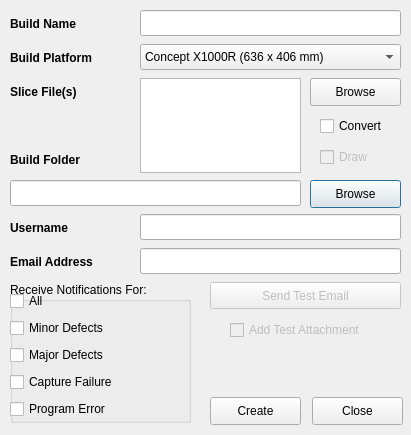
The window that gui/dialogNewBuild.ui (Spinarakk/defectmonitor) describes before a commit, drawn with Qt 5.
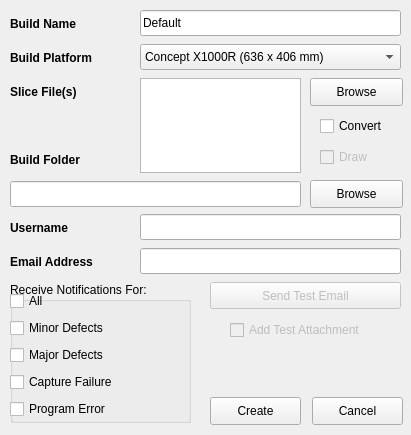
The same window after the commit. Icons and pictures are not drawn.

Commit message: - Integrated the calibration parameters into the JSON config file - Split the image processing transformation sequence into their own individual methods - Fixed up the window modality and saves the window state and geometry when closing the windows - Closing the MainWindow now prompts the user to save their build if it wasn't saved - Fixed the tab order of all the dialog windows - Changed a lot of the status messages associated with the SliceConverter

What changed in the file:
```diff
--- a/gui/dialogNewBuild.ui
+++ b/gui/dialogNewBuild.ui
@@ -13,6 +13,18 @@
     <height>435</height>
    </rect>
   </property>
+  <property name="minimumSize">
+   <size>
+    <width>0</width>
+    <height>435</height>
+   </size>
+  </property>
+  <property name="maximumSize">
+   <size>
+    <width>411</width>
+    <height>435</height>
+   </size>
+  </property>
   <property name="windowTitle">
    <string>New Build</string>
   </property>
@@ -32,6 +44,9 @@
      <height>26</height>
     </rect>
    </property>
+   <property name="text">
+    <string>Default</string>
+   </property>
    <property name="maxLength">
     <number>99</number>
    </property>
@@ -80,21 +95,8 @@
    <property name="text">
     <string>Build Platform</string>
    </property>
-  </widget>
-  <widget class="QPushButton" name="buttonBrowseBF">
-   <property name="geometry">
-    <rect>
-     <x>310</x>
-     <y>180</y>
-     <width>91</width>
-     <height>28</height>
-    </rect>
-   </property>
-   <property name="toolTip">
-    <string>Select where the captured images for the current build will be stored.</string>
-   </property>
-   <property name="text">
-    <string>Browse</string>
+   <property name="buddy">
+    <cstring>comboPlatform</cstring>
    </property>
   </widget>
   <widget class="QLabel" name="labelBuildName">
@@ -137,27 +139,11 @@
     <string>Slice File(s)</string>
    </property>
   </widget>
-  <widget class="QPushButton" name="buttonBrowseSF">
-   <property name="geometry">
-    <rect>
-     <x>310</x>
-     <y>78</y>
-     <width>91</width>
-     <height>28</height>
-    </rect>
-   </property>
-   <property name="toolTip">
-    <string>Select the slice files to be used to draw the part contours.</string>
-   </property>
-   <property name="text">
-    <string>Browse</string>
-   </property>
-  </widget>
   <widget class="QLineEdit" name="lineBuildFolder">
    <property name="geometry">
     <rect>
      <x>10</x>
-     <y>180</y>
+     <y>181</y>
      <width>291</width>
      <height>26</height>
     </rect>
@@ -404,7 +390,7 @@
     </rect>
    </property>
    <property name="text">
-    <string>Close</string>
+    <string>Cancel</string>
    </property>
   </widget>
   <widget class="QCheckBox" name="checkAddAttachment">
@@ -426,6 +412,38 @@
     <string>Add Test Attachment</string>
    </property>
   </widget>
+  <widget class="QPushButton" name="buttonBrowseSF">
+   <property name="geometry">
+    <rect>
+     <x>310</x>
+     <y>78</y>
+     <width>93</width>
+     <height>28</height>
+    </rect>
+   </property>
+   <property name="toolTip">
+    <string>Select the slice files to be used to draw the part contours.</string>
+   </property>
+   <property name="text">
+    <string>Browse</string>
+   </property>
+  </widget>
+  <widget class="QPushButton" name="buttonBrowseBF">
+   <property name="geometry">
+    <rect>
+     <x>310</x>
+     <y>180</y>
+     <width>93</width>
+     <height>28</height>
+    </rect>
+   </property>
+   <property name="toolTip">
+    <string>Select where the captured images for the current build will be stored.</string>
+   </property>
+   <property name="text">
+    <string>Browse</string>
+   </property>
+  </widget>
  </widget>
  <resources>
   <include location="icons.qrc"/>
```
Left out of the diff: 42 changed lines with no effect on the pictures. The commit also changes 23 other files.
